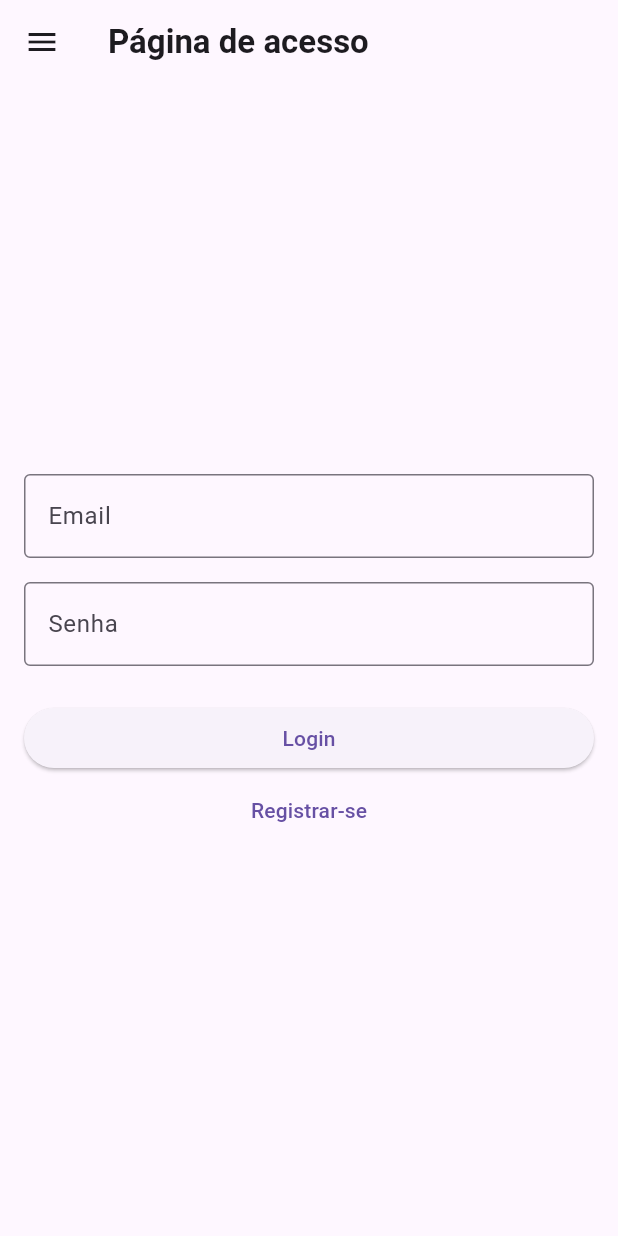
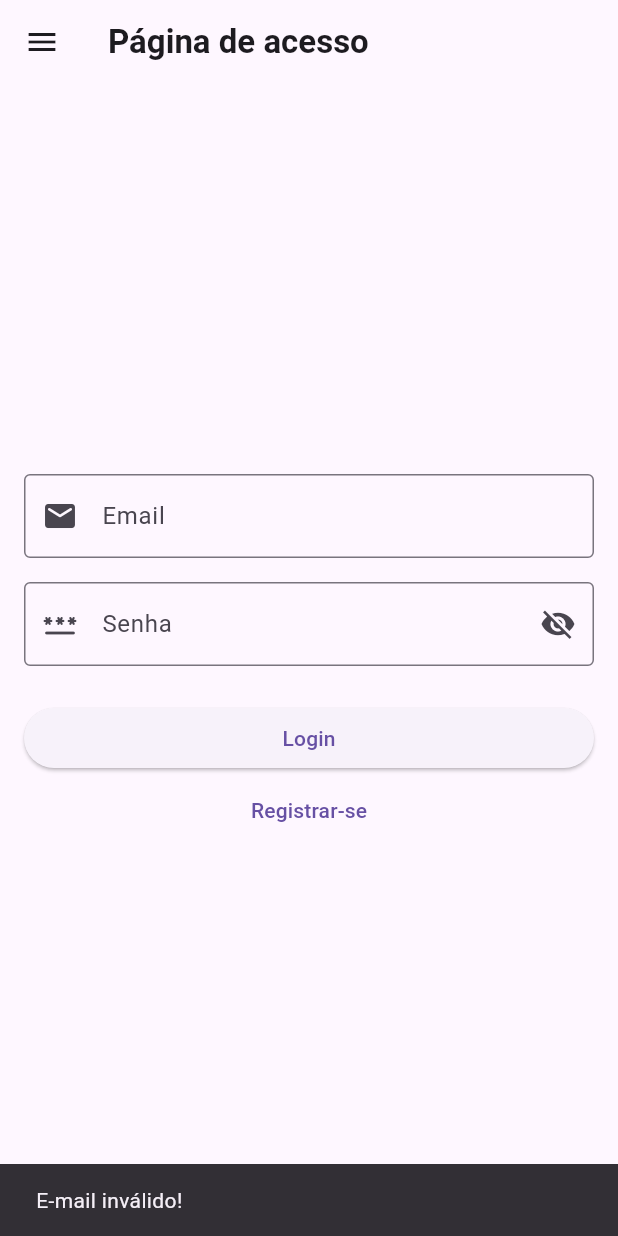
Before and after one commit to Kainato/gem_prompt, a Flutter app: the LoginPage screen opened by its route, after a tap on "Registrar-se", on a phone screen of 412 x 824 dp. Run offline on Flutter 3.47's test engine with Material 3 defaults, Android fonts, the phone set to English and light mode, and no system bars; our stand-ins replace auto_size_text, dio, flutter_markdown, google_generative_ai, logger, package_info_plus and 1 more; accounts and stored records are empty.

Commit message:
Atualizar caminhos e versões do Flutter, aprimorar a página de login e adicionar lógica de registro de usuário

```diff
--- a/lib/features/auth/login/login_page.dart
+++ b/lib/features/auth/login/login_page.dart
@@ -19,30 +19,34 @@ class LoginPage extends StatelessWidget {
             decoration: const InputDecoration(
               labelText: 'Email',
               border: OutlineInputBorder(),
+              prefixIcon: Icon(Icons.email_rounded),
             ),
           ),
           const SizedBox(height: 16.0),
           ValueListenableBuilder(
             valueListenable: loginState.obscureText,
             builder: (context, obscureText, child) => TextFormField(
-              decoration: const InputDecoration(
+              decoration: InputDecoration(
                 labelText: 'Senha',
-                border: OutlineInputBorder(),
+                border: const OutlineInputBorder(),
+                prefixIcon: Icon(Icons.password_rounded),
+                suffixIcon: IconButton(
+                  onPressed: () => loginState.toggleObscureText(),
+                  icon: Icon(
+                    !obscureText ? Icons.visibility : Icons.visibility_off,
+                  ),
+                ),
               ),
               obscureText: obscureText,
             ),
           ),
           const SizedBox(height: 24.0),
           ElevatedButton(
-            onPressed: () {
-              // Lógica de login aqui
-            },
+            onPressed: () => loginState.login(),
             child: const Text('Login'),
           ),
           TextButton(
-            onPressed: () {
-              // Lógica de registro aqui
-            },
+            onPressed: () => loginState.register(context),
             child: const Text('Registrar-se'),
           ),
         ],
--- a/lib/features/auth/login/login_state.dart
+++ b/lib/features/auth/login/login_state.dart
@@ -1,4 +1,7 @@
-import 'package:flutter/widgets.dart';
+import 'dart:developer';
+
+import 'package:flutter/material.dart';
+import 'package:supabase_flutter/supabase_flutter.dart';
 
 class LoginState {
   LoginState();
@@ -6,10 +9,66 @@ class LoginState {
   TextEditingController emailController = TextEditingController();
   TextEditingController passwordController = TextEditingController();
 
-  ValueNotifier<bool> obscureText = ValueNotifier<bool>(false);
+  ValueNotifier<bool> obscureText = ValueNotifier<bool>(true);
 
   void dispose() {
     emailController.dispose();
     passwordController.dispose();
   }
+
+  Future<void> toggleObscureText() async {
+    obscureText.value = !obscureText.value;
+  }
+
+  Future<void> login() async {
+    // Lógica de autenticação aqui
+  }
+
+  Future<void> register(BuildContext context) async {
+    try {
+      final email = emailController.text.trim();
+      final password = passwordController.text;
+
+      // Validação de e-mail mais robusta e sem caracteres inválidos.
+      final emailRegex = RegExp(r'^[^\s@]+@[^\s@]+\.[^\s@]+\$');
+      if (!emailRegex.hasMatch(email)) {
+        ScaffoldMessenger.of(
+          context,
+        ).showSnackBar(const SnackBar(content: Text("E-mail inválido!")));
+        return;
+      }
+
+      final response = await Supabase.instance.client.auth.signUp(
+        email: email,
+        password: password,
+      );
+
+      if (response.user != null) {
+        log("Usuário registrado com sucesso!", name: "LoginState.dart");
+        ScaffoldMessenger.of(context).showSnackBar(
+          const SnackBar(content: Text("Usuário registrado com sucesso!")),
+        );
+      } else {
+        log(
+          "Erro ao registrar usuário: resposta inesperada.",
+          name: "LoginState.dart",
+        );
+        ScaffoldMessenger.of(context).showSnackBar(
+          const SnackBar(
+            content: Text("Erro ao registrar usuário. Tente novamente."),
+          ),
+        );
+      }
+    } catch (e, s) {
+      log(
+        "Erro ao registrar usuário!",
+        name: "LoginState.dart",
+        error: e,
+        stackTrace: s,
+      );
+      ScaffoldMessenger.of(
+        context,
+      ).showSnackBar(SnackBar(content: Text("Falha ao registrar usuário: $e")));
+    }
+  }
 }
```
Also changed, not shown: 4 other files.
